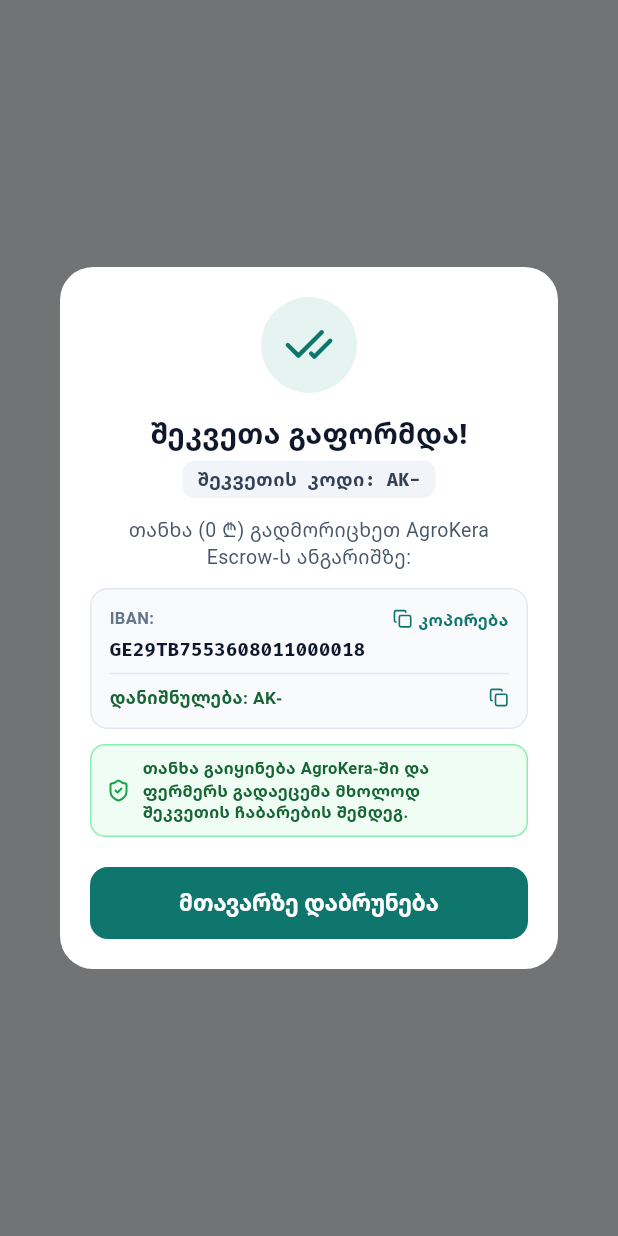
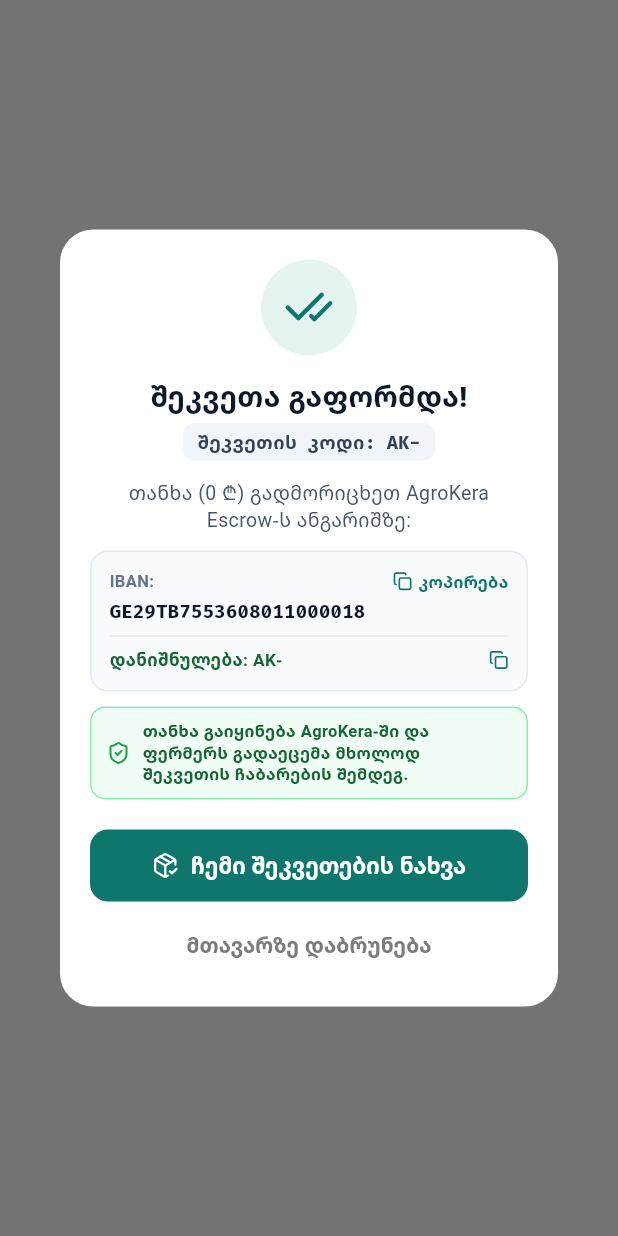
Before and after one commit to Sanchoka19/AgroKera, a Flutter app: what show() shows on an empty page, opened directly with empty values, on a phone screen of 412 x 824 dp. Run offline on Flutter 3.47's test engine with Material 3 defaults, Android fonts, the phone set to English and light mode, and no system bars; our stand-ins replace dio, flutter_map, flutter_riverpod, flutter_secure_storage, flutter_svg, geolocator and 4 more; accounts and stored records are empty; network calls fail; Roboto replaces fonts that are missing (Noto Sans Georgian).

Commit message:
feat: remove card payment, streamline instant checkout modal, add 30-min auto-confirm timer and orders sync

```diff
--- a/lib/features/cart_checkout/domain/models/payment_method_model.dart
+++ b/lib/features/cart_checkout/domain/models/payment_method_model.dart
@@ -4,8 +4,7 @@ import 'package:lucide_icons_flutter/lucide_icons.dart';
 /// Supported Payment Methods in AgroKera
 enum PaymentMethodType {
   bankTransfer, // საბანკო გადარიცხვა (AgroKera Escrow)
-  cash, // ნაღდი ანგარიშსწორება (ადგილზე ჩაბარებისას)
-  card; // საბანკო ბარათი (Visa / Mastercard)
+  cash; // ნაღდი ანგარიშსწორება (ადგილზე ჩაბარებისას)
 
   String get label {
     switch (this) {
@@ -13,8 +12,6 @@ enum PaymentMethodType {
         return 'საბანკო გადარიცხვა';
       case PaymentMethodType.cash:
         return 'ნაღდი ფულით გადახდა';
-      case PaymentMethodType.card:
-        return 'საბანკო ბარათი';
     }
   }
 
@@ -24,8 +21,6 @@ enum PaymentMethodType {
         return 'Escrow დაცული';
       case PaymentMethodType.cash:
         return 'ადგილზე';
-      case PaymentMethodType.card:
-        return 'მყისიერი';
     }
   }
 
@@ -35,8 +30,6 @@ enum PaymentMethodType {
         return 'AgroKera Escrow — თანხა გაიყინება ჩაბარებამდე';
       case PaymentMethodType.cash:
         return 'გადახდა პროდუქტის მიღებისას კურიერთან ან ფერმაში';
-      case PaymentMethodType.card:
-        return 'ონლაინ უსაფრთხო გადახდა Visa / Mastercard-ით';
     }
   }
 
@@ -46,8 +39,6 @@ enum PaymentMethodType {
         return LucideIcons.building2;
       case PaymentMethodType.cash:
         return LucideIcons.banknote;
-      case PaymentMethodType.card:
-        return LucideIcons.creditCard;
     }
   }
 }
--- a/lib/features/cart_checkout/presentation/widgets/payment/order_placed_dialog.dart
+++ b/lib/features/cart_checkout/presentation/widgets/payment/order_placed_dialog.dart
@@ -16,6 +16,7 @@ class OrderPlacedDialog extends StatelessWidget {
   final bool isPickup;
   final String location;
   final VoidCallback onDismiss;
+  final VoidCallback? onViewOrders;
 
   const OrderPlacedDialog({
     super.key,
@@ -26,6 +27,7 @@ class OrderPlacedDialog extends StatelessWidget {
     required this.isPickup,
     required this.location,
     required this.onDismiss,
+    this.onViewOrders,
   });
 
   static void show(
@@ -37,6 +39,7 @@ class OrderPlacedDialog extends StatelessWidget {
     required bool isPickup,
     required String location,
     required VoidCallback onDismiss,
+    VoidCallback? onViewOrders,
   }) {
     showDialog(
       context: context,
@@ -49,6 +52,7 @@ class OrderPlacedDialog extends StatelessWidget {
         isPickup: isPickup,
         location: location,
         onDismiss: onDismiss,
+        onViewOrders: onViewOrders,
       ),
     );
   }
@@ -90,9 +94,7 @@ class OrderPlacedDialog extends StatelessWidget {
 
               // Title
               Text(
-                paymentMethod == PaymentMethodType.card
-                    ? 'გადახდა წარმატებულია!'
-                    : 'შეკვეთა გაფორმდა!',
+                'შეკვეთა გაფორმდა!',
                 textAlign: TextAlign.center,
                 style: GoogleFonts.notoSansGeorgian(
                   fontSize: 19,
@@ -258,7 +260,7 @@ class OrderPlacedDialog extends StatelessWidget {
                     ],
                   ),
                 ),
-              ] else if (paymentMethod == PaymentMethodType.cash) ...[
+              ] else ...[
                 Text(
                   isPickup
                       ? 'შეკვეთა მზადდება მეურნეობაში ($location).\nთანხას (${totalAmount.toStringAsFixed(0)} ₾) გადაიხდით ნაღდი ფულით ადგილზე გატანისას.'
@@ -270,20 +272,56 @@ class OrderPlacedDialog extends StatelessWidget {
                     height: 1.4,
                   ),
                 ),
-              ] else ...[
-                Text(
-                  '${totalAmount.toStringAsFixed(0)} ₾ წარმატებით დარეზერვებულია AgroKera Escrow-ში. შეკვეთა გადაეცა ფერმერს მოსამზადებლად.',
-                  textAlign: TextAlign.center,
-                  style: GoogleFonts.notoSansGeorgian(
-                    fontSize: 13.5,
-                    color: const Color(0xFF334155),
-                    height: 1.4,
-                  ),
-                ),
               ],
               const SizedBox(height: 20),
 
-              // Dismiss / Return home button
+              // Action buttons: "ჩემი შეკვეთების ნახვა" & "მთავარზე დაბრუნება"
+              if (onViewOrders != null) ...[
+                SizedBox(
+                  width: double.infinity,
+                  height: 48,
+                  child: ElevatedButton.icon(
+                    onPressed: onViewOrders,
+                    style: ElevatedButton.styleFrom(
+                      backgroundColor: AppColors.primary,
+                      elevation: 0,
+                      shape: RoundedRectangleBorder(
+                        borderRadius: BorderRadius.circular(12),
+                      ),
+                    ),
+                    icon: const Icon(LucideIcons.packageCheck, size: 18, color: Colors.white),
+                    label: Text(
+                      'ჩემი შეკვეთების ნახვა',
+                      style: GoogleFonts.notoSansGeorgian(
+                        color: Colors.white,
+                        fontWeight: FontWeight.w700,
+                        fontSize: 15,
+                      ),
+                    ),
+                  ),
+                ),
+                const SizedBox(height: 8),
+                SizedBox(
+                  width: double.infinity,
+                  height: 42,
+                  child: TextButton(
+                    onPressed: onDismiss,
+                    style: TextButton.styleFrom(
+                      foregroundColor: AppColors.textSecondary,
+                      shape: RoundedRectangleBorder(
+                        borderRadius: BorderRadius.circular(12),
+                      ),
+                    ),
+                    child: Text(
+                      'მთავარზე დაბრუნება',
+                      style: GoogleFonts.notoSansGeorgian(
+                        fontWeight: FontWeight.w600,
+                        fontSize: 14,
+                      ),
+                    ),
+                  ),
+                ),
+              ] else ...[
                 SizedBox(
                   width: double.infinity,
                   height: 48,
@@ -307,6 +345,7 @@ class OrderPlacedDialog extends StatelessWidget {
                   ),
                 ),
               ],
+            ],
           ),
         ),
       ),
--- a/lib/features/cart_checkout/presentation/widgets/payment/payment_method_card.dart
+++ b/lib/features/cart_checkout/presentation/widgets/payment/payment_method_card.dart
@@ -110,10 +110,7 @@ class PaymentMethodCard extends ConsumerWidget {
                       children: [
                         Flexible(
                           child: Text(
-                            selectedMethod == PaymentMethodType.card &&
-                                    paymentState.savedCard != null
-                                ? 'ბარათი (${paymentState.savedCard!.brand} •••• ${paymentState.savedCard!.lastFour})'
-                                : selectedMethod.label,
+                            selectedMethod.label,
                             style: GoogleFonts.notoSansGeorgian(
                               fontSize: 14.5,
                               fontWeight: FontWeight.w700,
```
Also changed, not shown: lib/features/cart_checkout/presentation/screens/checkout_screen.dart (+11 -2 lines), lib/features/cart_checkout/presentation/widgets/payment/payment_selection_sheet.dart (+0 -11 lines), lib/features/orders/presentation/providers/farmer_orders_provider.dart (+26 -9 lines), lib/features/orders/presentation/screens/client_orders_screen.dart (+33 -0 lines), 1 other file. Lines whose indentation alone changed are shown as unchanged.
